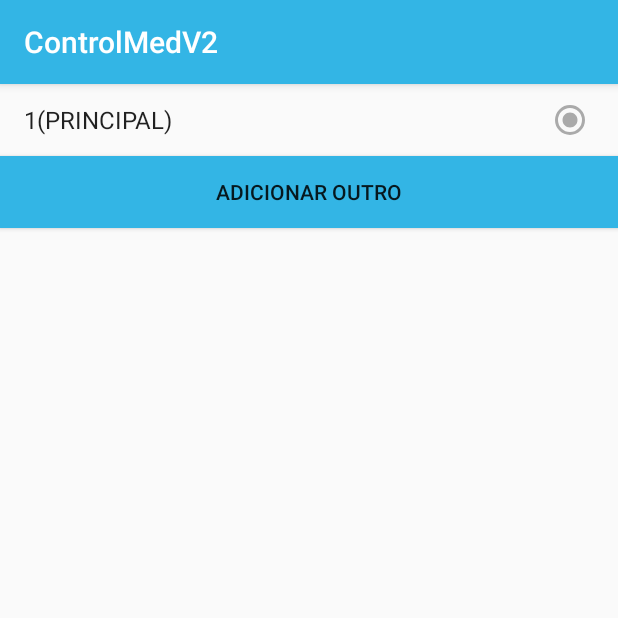
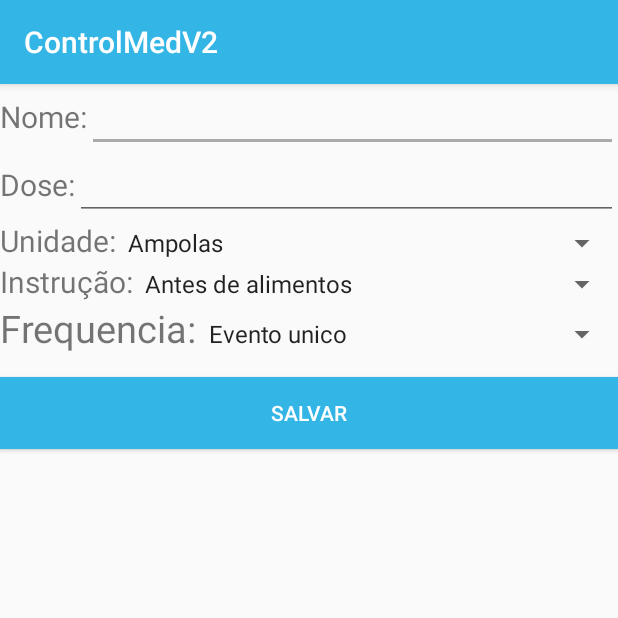
Before and after one commit to NaySilva/ControlMed, an Android app: the MedicamentosActivity screen opened directly, with no data from a screen before it, after a tap on "Adicionar", on a phone screen of 412 x 824 dp, the top half of it. Run offline under Robolectric (Android 15) with nearby library versions, the phone set to English and light mode, and no system bars; 2 statements that could not run were skipped.

Commit message:
modificacoes em medicamentos

```diff
--- a/app/src/main/java/br/edu/ifpi/controlmedv2/ListPacienteActivity.java
+++ b/app/src/main/java/br/edu/ifpi/controlmedv2/ListPacienteActivity.java
@@ -76,7 +76,7 @@ public class ListPacienteActivity extends AppCompatActivity {
             @Override
             public void onItemClick(AdapterView<?> parent, View view, int position,
                                     long id) {
-                Paciente p = (Paciente)listPacients.getItemAtPosition(position);
+                Paciente p = (Paciente) listPacients.getItemAtPosition(position);
                 PacienteDAO dao = new PacienteDAO(ListPacienteActivity.this);
                 dao.mudarPrincipal(p);
                 recarregarDados();
--- a/app/src/main/java/br/edu/ifpi/controlmedv2/MedicamentosActivity.java
+++ b/app/src/main/java/br/edu/ifpi/controlmedv2/MedicamentosActivity.java
@@ -16,15 +16,26 @@ import android.widget.ListView;
 
 import java.util.List;
 
+//import br.edu.ifpi.controlmedv2.dao.MedicamentoDAO;
 import br.edu.ifpi.controlmedv2.dao.PacienteDAO;
+import br.edu.ifpi.controlmedv2.modelo.Medicamentos;
 import br.edu.ifpi.controlmedv2.modelo.Paciente;
 
 public class MedicamentosActivity extends AppCompatActivity {
+
+    Paciente principal;
 
     @Override
     protected void onCreate(Bundle savedInstanceState) {
         super.onCreate(savedInstanceState);
         setContentView(R.layout.activity_medicamentos);
+    }
+
+    @Override
+    protected void onResume() {
+        recarregarDados();
+
+        super.onResume();
     }
 
     public boolean onCreateOptionsMenu(Menu menu) {
@@ -37,35 +48,28 @@ public class MedicamentosActivity extends AppCompatActivity {
     public boolean onOptionsItemSelected(MenuItem item) {
 
         if (item.getItemId() == R.id.menu_add){
-            Intent irParaList = new Intent(this, ListPacienteActivity.class);
-            startActivity(irParaList);
+            Intent irParaNovoMedicamento = new Intent(this, NovoMedicamentoActivity.class);
+            startActivity(irParaNovoMedicamento);
         }
 
         return super.onOptionsItemSelected(item);
     }
 
-//    private void recarregarDados() {
-//        final ListView listPacients = (ListView) findViewById(R.id.list_pacient);
-//        Medicamentos dao = new PacienteDAO(this);
-//        List<Paciente> pacientes = dao.lista();
-//        ArrayAdapter<Paciente> adapter = new ArrayAdapter<Paciente>(this, android.R.layout.simple_expandable_list_item_1, pacientes);
-//
-//        listPacients.setAdapter(adapter);
-//        listPacients.setChoiceMode(AbsListView.CHOICE_MODE_SINGLE);
-//        listPacients.setTextFilterEnabled(true);
-//        listPacients.setItemChecked(0, true);
-//
-//
-//
-//        listPacients.setOnItemClickListener(new AdapterView.OnItemClickListener() {
-//            @Override
-//            public void onItemClick(AdapterView<?> parent, View view, int position,
-//                                    long id) {
-//                Paciente p = (Paciente)listPacients.getItemAtPosition(position);
-//                PacienteDAO dao = new PacienteDAO(ListPacienteActivity.this);
-//                dao.mudarPrincipal(p);
-//                recarregarDados();
-//            }
-//        });
-//    }
+    private void recarregarDados() {
+        PacienteDAO dao = new PacienteDAO(this);
+        principal = dao.verificarPrincipal();
+        final ListView listMedicametos = (ListView) findViewById(R.id.list_pacient);
+        //MedicamentoDAO dao = new MedicamentoDAO(this);
+        List<Medicamentos> medicamentos = dao.listaMedicamentos(principal);
+        ArrayAdapter<Medicamentos> adapter = new ArrayAdapter<Medicamentos>(this, android.R.layout.simple_expandable_list_item_1, medicamentos);
+        listMedicametos.setAdapter(adapter);
+
+        listMedicametos.setOnItemClickListener(new AdapterView.OnItemClickListener() {
+            @Override
+            public void onItemClick(AdapterView<?> parent, View view, int position,
+                                    long id) {
+
+            }
+        });
+    }
 }
--- a/app/src/main/java/br/edu/ifpi/controlmedv2/modelo/Data.java
+++ b/app/src/main/java/br/edu/ifpi/controlmedv2/modelo/Data.java
@@ -12,9 +12,9 @@ public class Data {
     private int mes;
     private int ano;
 
-    public Data(int dia, int mes) {
-        this.dia = dia;
-        this.mes = mes;
+
+
+    public Data() {
     }
 
 
--- a/app/src/main/res/layout/activity_medicamentos.xml
+++ b/app/src/main/res/layout/activity_medicamentos.xml
@@ -7,6 +7,7 @@
     tools:context="br.edu.ifpi.controlmedv2.MedicamentosActivity">
 
     <ListView
+        android:id="@+id/list_medicamentos"
         android:layout_width="wrap_content"
         android:layout_height="wrap_content"
         android:divider="@android:color/darker_gray"
--- /dev/null
+++ b/app/src/main/res/layout/activity_novo_medicamento.xml
@@ -0,0 +1,99 @@
+<?xml version="1.0" encoding="utf-8"?>
+<LinearLayout xmlns:android="http://schemas.android.com/apk/res/android"
+    xmlns:tools="http://schemas.android.com/tools"
+    android:layout_width="match_parent"
+    android:layout_height="match_parent"
+    android:orientation="vertical"
+    tools:context="br.edu.ifpi.controlmedv2.NovoMedicamentoActivity">
+
+
+    <LinearLayout
+        android:layout_width="match_parent"
+        android:layout_height="wrap_content"
+        android:orientation="horizontal">
+        <TextView
+            android:layout_width="wrap_content"
+            android:layout_height="wrap_content"
+            android:text="Nome:"
+            android:textSize="20dp"/>
+        <EditText
+            android:id="@+id/nomeDoMedicamento"
+            android:layout_width="match_parent"
+            android:layout_height="wrap_content"/>
+
+    </LinearLayout>
+    <LinearLayout
+        android:layout_width="match_parent"
+        android:layout_height="wrap_content"
+        android:orientation="horizontal">
+        <TextView
+            android:layout_width="wrap_content"
+            android:layout_height="wrap_content"
+            android:text="Dose:"
+            android:textSize="20dp"/>
+        <EditText
+            android:id="@+id/dose"
+            android:layout_width="match_parent"
+            android:layout_height="wrap_content"
+            android:inputType="number"/>
+
+    </LinearLayout>
+    <LinearLayout
+        android:layout_width="match_parent"
+        android:layout_height="wrap_content"
+        android:orientation="horizontal">
+        <TextView
+            android:layout_width="wrap_content"
+            android:layout_height="wrap_content"
+            android:text="Unidade:"
+            android:textSize="20dp"/>
+        <Spinner
+            android:id="@+id/unidades"
+            android:layout_width="match_parent"
+            android:layout_height="wrap_content"
+            android:entries="@array/unidades"></Spinner>
+
+    </LinearLayout>
+
+    <LinearLayout
+        android:layout_width="match_parent"
+        android:layout_height="wrap_content"
+        android:orientation="horizontal">
+        <TextView
+            android:layout_width="wrap_content"
+            android:layout_height="wrap_content"
+            android:text="Instrução:"
+            android:textSize="20dp"/>
+        <Spinner
+            android:id="@+id/instrucoes"
+            android:layout_width="match_parent"
+            android:layout_height="wrap_content"
+            android:entries="@array/instrucoes"></Spinner>
+
+    </LinearLayout>
+    <LinearLayout
+        android:layout_width="match_parent"
+        android:layout_height="wrap_content"
+        android:orientation="horizontal">
+        <TextView
+            android:layout_width="wrap_content"
+            android:layout_height="wrap_content"
+            android:text="Frequencia:"
+            android:textSize="25dp"/>
+        <Spinner
+            android:id="@+id/frequencias"
+            android:layout_width="match_parent"
+            android:layout_height="wrap_content"
+            android:entries="@array/frequencias"></Spinner>
+
+    </LinearLayout>
+
+    <Button
+        android:layout_width="match_parent"
+        android:layout_height="wrap_content"
+        android:layout_marginTop="15dp"
+        android:text="Salvar"
+        android:background="@android:color/holo_blue_light"
+        android:textColor="@android:color/white"/>
+
+</LinearLayout>
--- a/app/src/main/res/values/strings.xml
+++ b/app/src/main/res/values/strings.xml
@@ -1,3 +1,29 @@
 <resources>
     <string name="app_name">ControlMedV2</string>
+    <string-array name="unidades">
+        <item>Ampolas</item>
+        <item>Capsulas</item>
+        <item>Copos</item>
+        <item>Gotas</item>
+        <item>Gramas</item>
+        <item>Injeções</item>
+        <item>Pilulas</item>
+        <item>Miligrama</item>
+        <item>Outros</item>
+    </string-array>
+    <string-array name="instrucoes">
+        <item>Antes de alimentos</item>
+        <item>Com comida</item>
+        <item>Depois da comida</item>
+        <item>Nenhuma instrução</item>
+    </string-array>
+    <string-array name="frequencias">
+        <item>Evento unico</item>
+        <item>Diariamente</item>
+        <item>Cada x dias</item>
+        <item>Semanalmente</item>
+        <item>Mensalmente</item>
+        <item>Cada x horas</item>
+        <item>Quando precisar</item>
+    </string-array>
 </resources>
```
Also changed, not shown: app/src/main/AndroidManifest.xml (+7 -3 lines), app/src/main/java/br/edu/ifpi/controlmedv2/NovoMedicamentoActivity.java (added, +68 -0 lines), app/src/main/java/br/edu/ifpi/controlmedv2/dao/MedicamentoDAO.java (+99 -98 lines), app/src/main/java/br/edu/ifpi/controlmedv2/dao/PacienteDAO.java (+48 -0 lines), app/src/main/java/br/edu/ifpi/controlmedv2/modelo/Medicamentos.java (+21 -20 lines).
